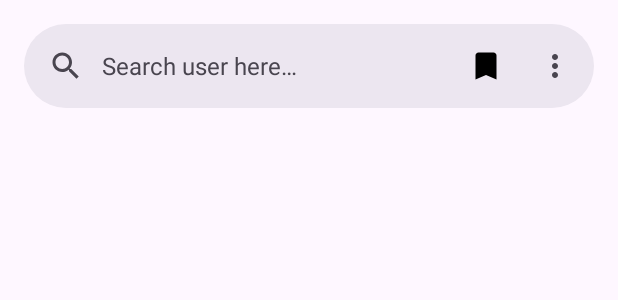
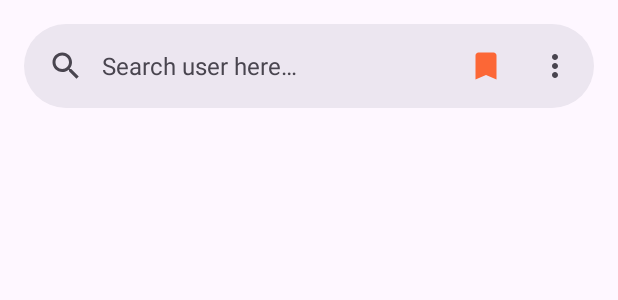
Before and after one commit to gnsisec/UserGithubApiApp, an Android app: the layout activity_main.xml on its own in the app's theme, with its tools: preview values and no code run, on a phone screen of 412 x 824 dp. Shown: the top 300 px of the screen. Run offline under Robolectric (Android 15) with nearby library versions, the phone set to English and light mode, and no system bars; network calls fail.

Commit message:
Finishing: Theme day and night mode

```diff
--- a/app/build.gradle.kts
+++ b/app/build.gradle.kts
@@ -17,7 +17,7 @@ android {
         versionName = "1.0"
         testInstrumentationRunner = "androidx.test.runner.AndroidJUnitRunner"
         buildConfigField("String", "BASE_URL", "\"https://api.github.com/\"")
-        buildConfigField("String", "AUTH_TOKEN", "")
+        buildConfigField("String", "AUTH_TOKEN", "\"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\"")
     }
 
     buildTypes {
--- a/app/src/main/res/drawable/ic_bookmark.xml
+++ b/app/src/main/res/drawable/ic_bookmark.xml
@@ -1,5 +1,5 @@
-<vector android:height="24dp" android:tint="#000000"
+<vector android:height="24dp"
     android:viewportHeight="24" android:viewportWidth="24"
     android:width="24dp" xmlns:android="http://schemas.android.com/apk/res/android">
-    <path android:fillColor="@android:color/white" android:pathData="M17,3H7c-1.1,0 -1.99,0.9 -1.99,2L5,21l7,-3 7,3V5c0,-1.1 -0.9,-2 -2,-2z"/>
+    <path android:fillColor="@color/orange" android:pathData="M17,3H7c-1.1,0 -1.99,0.9 -1.99,2L5,21l7,-3 7,3V5c0,-1.1 -0.9,-2 -2,-2z"/>
 </vector>
--- a/app/src/main/res/drawable/ic_bookmark_border.xml
+++ b/app/src/main/res/drawable/ic_bookmark_border.xml
@@ -1,5 +1,5 @@
-<vector android:height="24dp" android:tint="#000000"
+<vector android:height="24dp"
     android:viewportHeight="24" android:viewportWidth="24"
     android:width="24dp" xmlns:android="http://schemas.android.com/apk/res/android">
-    <path android:fillColor="@android:color/white" android:pathData="M17,3L7,3c-1.1,0 -1.99,0.9 -1.99,2L5,21l7,-3 7,3L19,5c0,-1.1 -0.9,-2 -2,-2zM17,18l-5,-2.18L7,18L7,5h10v13z"/>
+    <path android:fillColor="@color/orange" android:pathData="M17,3L7,3c-1.1,0 -1.99,0.9 -1.99,2L5,21l7,-3 7,3L19,5c0,-1.1 -0.9,-2 -2,-2zM17,18l-5,-2.18L7,18L7,5h10v13z"/>
 </vector>
--- a/app/src/main/res/menu/option_menu.xml
+++ b/app/src/main/res/menu/option_menu.xml
@@ -6,7 +6,7 @@
             android:id="@+id/bookmark_profile"
             android:icon="@drawable/ic_bookmark"
             android:title="@string/menu_1"
-            app:showAsAction="ifRoom" />
+            app:showAsAction="ifRoom"/>
         <item
             android:id="@+id/dark_mode"
             android:title="@string/menu_2"
--- a/app/src/main/res/values-night/themes.xml
+++ b/app/src/main/res/values-night/themes.xml
@@ -1,10 +1,11 @@
 <resources>
     <!-- Base application theme. -->
     <style name="Base.Theme.RestaurantReview" parent="Theme.Material3.DayNight.NoActionBar">
-        <!-- Customize your dark theme here. -->
-        <item name="colorPrimary">@color/github_black_1</item>
-        <item name="colorSecondary">@color/orange</item>
-        <item name="colorTertiary">@color/white</item>
-        <item name="colorOnPrimaryContainer">@color/white</item>
+    </style>
+
+    <style name="Theme.RestaurantReview" parent="Base.Theme.RestaurantReview" >
+        <item name="colorPrimaryDark">@color/soft_white</item>
+        <item name="colorPrimary">@color/soft_white</item>
+        <item name="android:textColorPrimary">@color/soft_white</item>
     </style>
 </resources>
--- a/app/src/main/res/values/colors.xml
+++ b/app/src/main/res/values/colors.xml
@@ -1,8 +1,9 @@
 <?xml version="1.0" encoding="utf-8"?>
 <resources>
-    <color name="black">#FF000000</color>
+    <color name="dark_blue">#0C2D57</color>
     <color name="white">#FFFFFF</color>
+    <color name="soft_pink">#FFB0B0</color>>
+    <color name="soft_white">#EFECEC</color>
     <color name="github_black_1">#24292e</color>
-    <color name="github_black_2">#2b3137</color>
-    <color name="orange">#FFFFFF</color>
+    <color name="orange">#FC6736</color>
 </resources>
--- a/app/src/main/res/values/themes.xml
+++ b/app/src/main/res/values/themes.xml
@@ -1,10 +1,11 @@
 <resources>
     <!-- Base application theme. -->
-    <style name="Base.Theme.RestaurantReview" parent="Theme.Material3.DayNight.NoActionBar">
-         <item name="colorPrimary">@color/orange</item>
-         <item name="colorSecondary">@color/black</item>
-         <item name="colorTertiary">@color/white</item>
+    <style name="Base.Theme.RestaurantReview" parent="Theme.Material3.Light.NoActionBar">
     </style>
 
-    <style name="Theme.RestaurantReview" parent="Base.Theme.RestaurantReview" />
+    <style name="Theme.RestaurantReview" parent="Base.Theme.RestaurantReview" >
+        <item name="colorPrimaryDark">@color/soft_white</item>
+        <item name="colorPrimary">@color/github_black_1</item>
+        <item name="android:textColorPrimary">@color/github_black_1</item>
+    </style>
 </resources>
```
Also changed, not shown: app/src/main/res/layout/activity_profile.xml (+4 -4 lines).
